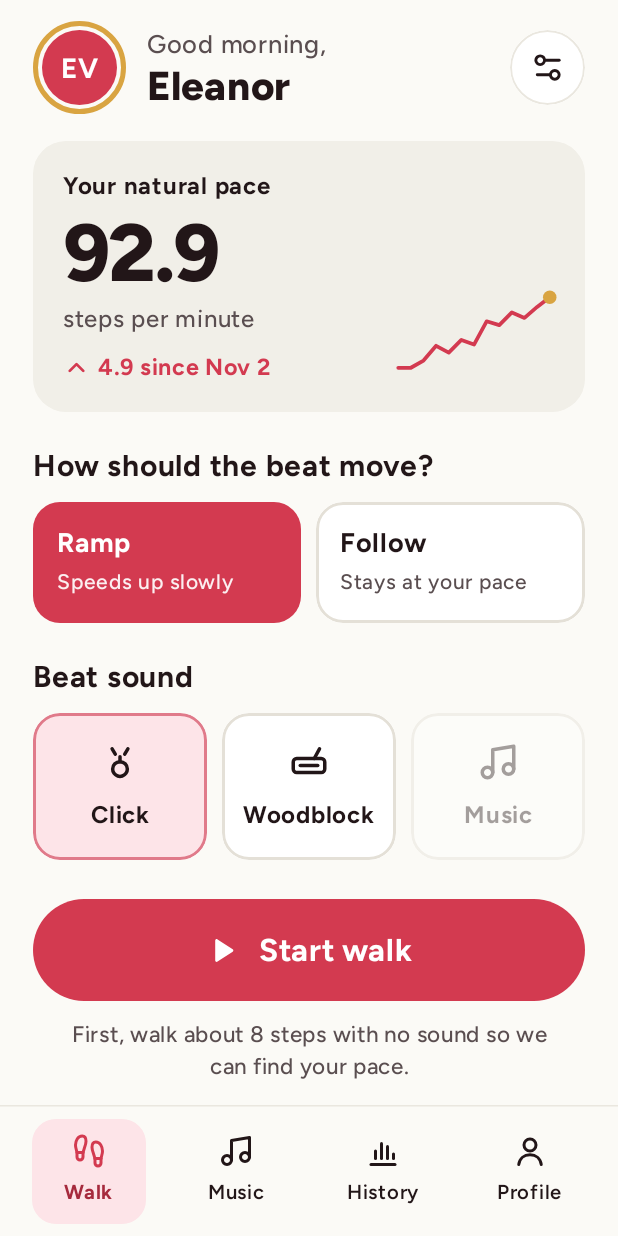
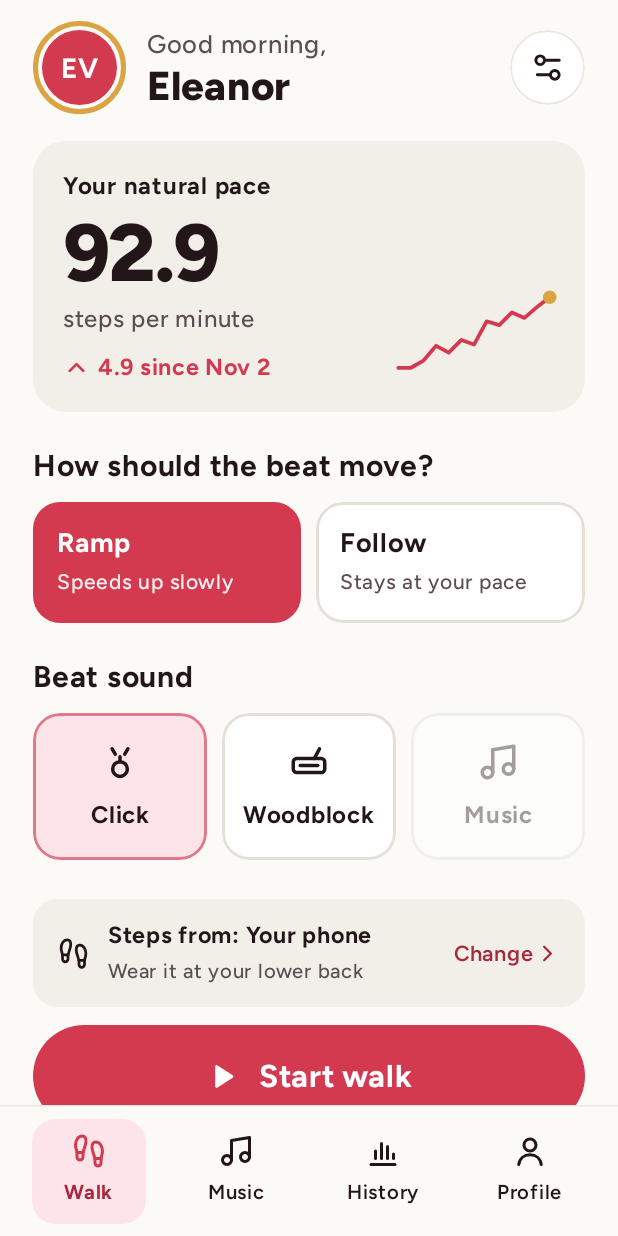
Before and after one commit to Navibytes/TidalByte-26, an Android app built with Jetpack Compose: the screen it shows after launch (MainActivity), on a phone screen of 412 x 824 dp. Run offline under Robolectric (Android 15) with nearby library versions, the phone set to English and light mode, and no system bars.

Commit message:
Walk: always show the step source (phone by default); warn when audio output stalls
- A live walk test sat at ~90 spm because the source was still the simulated walker. The redesign had
  hidden the Simulated/Live/Replay picker in the settings sheet. Now the phone's sensor (lower back) is
  the default, and a "Steps from" row above Start always shows the source. It turns pink for the
  practice walker and opens settings when tapped.
- A second test had no music and no beat bpm. The device's audio history showed a shell-uid capture
  (remote submix, as scrcpy or a screen recording with audio does) had taken over media output. The
  AudioTrack head stayed at frame 0, so no beats were placed and the cue stayed muted. MetronomeEngine
  now flags outputStalled when the head doesn't move for AUDIO_STALL_MS (1.5 s), and the live card says
  what to stop. Verified on device: no false warning in a normal Music session. The real stall wasn't
  reproduced (no scrcpy here).
- CLAUDE.md: the source row, the demo plan, and an audio-capture gotcha with how to diagnose it.

84 JVM tests pass.

Co-Authored-By: Claude Opus 5.5 <noreply@anthropic.com>

```diff
--- a/android/app/src/main/java/com/tidalbyte/stridesync/MainViewModel.kt
+++ b/android/app/src/main/java/com/tidalbyte/stridesync/MainViewModel.kt
@@ -27,7 +27,7 @@ class MainViewModel(app: Application) : AndroidViewModel(app) {
 
     val state = SessionHub.state
 
-    var sourceKind by mutableStateOf(SourceKind.SIMULATED)
+    var sourceKind by mutableStateOf(SourceKind.LIVE) // the phone's own sensor; the practice walker is in settings
         private set
     var simCadence by mutableFloatStateOf(WalkerConfig.PARKINSONIAN.cadenceSpm.toFloat())
         private set
@@ -35,7 +35,7 @@ class MainViewModel(app: Application) : AndroidViewModel(app) {
         private set
     var record by mutableStateOf(true)
         private set
-    var placement by mutableStateOf(Placement.POCKET)
+    var placement by mutableStateOf(Placement.LOWER_BACK) // the recommended spot (best sync in tests)
         private set
     var replays by mutableStateOf(emptyList<ReplayRef>())
         private set
--- a/android/app/src/main/java/com/tidalbyte/stridesync/Tuning.kt
+++ b/android/app/src/main/java/com/tidalbyte/stridesync/Tuning.kt
@@ -308,6 +308,10 @@ object Tuning {
     const val DEMO_STEP_BACK_SETTLE_SEC = 6.0
     const val DEMO_SYNC_ROLLING_STEPS = 8
 
+    /** The playback head not moving for this long while playing = the audio output is stalled (warn in the UI).
+     *  Normal playback advances it every few ms. */
+    const val AUDIO_STALL_MS = 1500L
+
     // ───────────────────────── Music cue: the smooth profile ─────────────────────────
     // With a song as the cue, every per-beat timing change is a tempo/pitch wobble (with a click it's invisible).
     // The walker entrains to the music themselves, so smooth tempo beats snapping the phase onto each step. On real
--- a/android/app/src/main/java/com/tidalbyte/stridesync/session/SessionController.kt
+++ b/android/app/src/main/java/com/tidalbyte/stridesync/session/SessionController.kt
@@ -56,6 +56,8 @@ data class LiveState(
     val recordingName: String? = null,
     /** Set if the source failed (e.g. no accelerometer). */
     val error: String? = null,
+    /** The phone isn't playing our audio (see MetronomeEngine.outputStalled). */
+    val audioStalled: Boolean = false,
 )
 
 /**
@@ -168,6 +170,7 @@ class SessionController(private val scope: CoroutineScope) {
                                 syncPct = sy.rollingPct,
                                 meanAbsAsyncMs = sy.rollingMeanAbsMs,
                                 recentEvents = if (newEvents) ramp.events.takeLast(4).reversed() else it.recentEvents,
+                                audioStalled = eng.outputStalled,
                             )
                         }
                     }
--- a/android/app/src/main/java/com/tidalbyte/stridesync/ui/WalkScreen.kt
+++ b/android/app/src/main/java/com/tidalbyte/stridesync/ui/WalkScreen.kt
@@ -1,6 +1,7 @@
 package com.tidalbyte.stridesync.ui
 
 import androidx.compose.foundation.background
+import androidx.compose.foundation.clickable
 import androidx.compose.foundation.layout.Arrangement
 import androidx.compose.foundation.layout.Box
 import androidx.compose.foundation.layout.Column
@@ -124,6 +125,8 @@ private fun WalkContent(
 
         Spacer(Modifier.height(if (state.running) 18.dp else 26.dp))
         if (!state.running) {
+            SourceRow(vm, onOpenSettings)
+            Spacer(Modifier.height(12.dp))
             FilledPill("Start walk", SsIcons.Play, onStart, Modifier.fillMaxWidth(), enabled = vm.canStart, height = 68.dp, fontSize = 21f)
             Spacer(Modifier.height(12.dp))
         }
@@ -138,7 +141,7 @@ private fun WalkContent(
         )
         Spacer(Modifier.height(8.dp))
         Text(
-            "${sourceLine(vm)} · Prototype — not a medical device.",
+            "Prototype — not a medical device.",
             modifier = Modifier.fillMaxWidth(),
             fontSize = 12.5.sp,
             color = Ss.Faint,
@@ -253,6 +256,25 @@ private fun LiveCard(vm: MainViewModel, state: LiveState) {
             Spacer(Modifier.height(6.dp))
             Text("Recording raw samples to $it", fontSize = 12.5.sp, color = Ss.Faint)
         }
+        if (state.audioStalled) {
+            Spacer(Modifier.height(12.dp))
+            Column(
+                Modifier
+                    .fillMaxWidth()
+                    .clip(RoundedCornerShape(14.dp))
+                    .background(Ss.Pink)
+                    .padding(horizontal = 14.dp, vertical = 10.dp),
+            ) {
+                Text("The phone isn't playing the beat", fontSize = 15.sp, fontWeight = FontWeight.Bold, color = Ss.RedDeep)
+                Text(
+                    "Another app is holding the sound, often screen mirroring (scrcpy) or a screen recording with audio. " +
+                        "Stop it; the beat comes back by itself.",
+                    fontSize = 13.5.sp,
+                    color = Ss.Ink,
+                    lineHeight = 18.sp,
+                )
+            }
+        }
         state.error?.let {
             Spacer(Modifier.height(6.dp))
             Text("Error: $it", fontSize = 14.sp, fontWeight = FontWeight.SemiBold, color = Ss.Red)
@@ -317,10 +339,33 @@ private fun startHint(vm: MainViewModel, state: LiveState): String = when {
     }
 }
 
-private fun sourceLine(vm: MainViewModel): String = when (vm.sourceKind) {
-    SourceKind.SIMULATED -> "Practice walker"
-    SourceKind.LIVE -> "Phone sensor"
-    SourceKind.REPLAY -> "Replay"
+/** Where the steps come from, always visible above Start (a hidden simulated source looks like a stuck app). */
+@Composable
+private fun SourceRow(vm: MainViewModel, onOpenSettings: () -> Unit) {
+    val (title, detail) = when (vm.sourceKind) {
+        SourceKind.LIVE -> "Your phone" to "Wear it at your ${vm.placement.label.lowercase()}"
+        SourceKind.SIMULATED -> "Practice walker" to "Simulated steps at %.0f steps/min, not yours".format(vm.simCadence)
+        SourceKind.REPLAY -> "Recorded walk" to (vm.selectedReplay?.name ?: "None chosen")
+    }
+    val demo = vm.sourceKind != SourceKind.LIVE
+    Row(
+        Modifier
+            .fillMaxWidth()
+            .clip(RoundedCornerShape(16.dp))
+            .background(if (demo) Ss.Pink else Ss.Card)
+            .clickable(onClick = onOpenSettings)
+            .padding(horizontal = 16.dp, vertical = 12.dp),
+        verticalAlignment = Alignment.CenterVertically,
+    ) {
+        Icon(if (demo) SsIcons.Settings else SsIcons.Walk, null, tint = if (demo) Ss.Red else Ss.Ink, modifier = Modifier.size(22.dp))
+        Spacer(Modifier.width(12.dp))
+        Column(Modifier.weight(1f)) {
+            Text("Steps from: $title", fontSize = 15.5.sp, fontWeight = FontWeight.Bold, color = Ss.Ink)
+            Text(detail, fontSize = 13.5.sp, fontWeight = FontWeight.Medium, color = if (demo) Ss.RedDeep else Ss.Muted, maxLines = 1)
+        }
+        Text("Change", fontSize = 14.5.sp, fontWeight = FontWeight.SemiBold, color = Ss.RedDeep)
+        Icon(SsIcons.ChevronRight, null, tint = Ss.RedDeep, modifier = Modifier.size(18.dp))
+    }
 }
 
 private fun stateTitle(s: LiveState): String = when {
```
Also changed, not shown: android/app/src/main/java/com/tidalbyte/stridesync/audio/MetronomeEngine.kt (+21 -0 lines), 1 other file.
